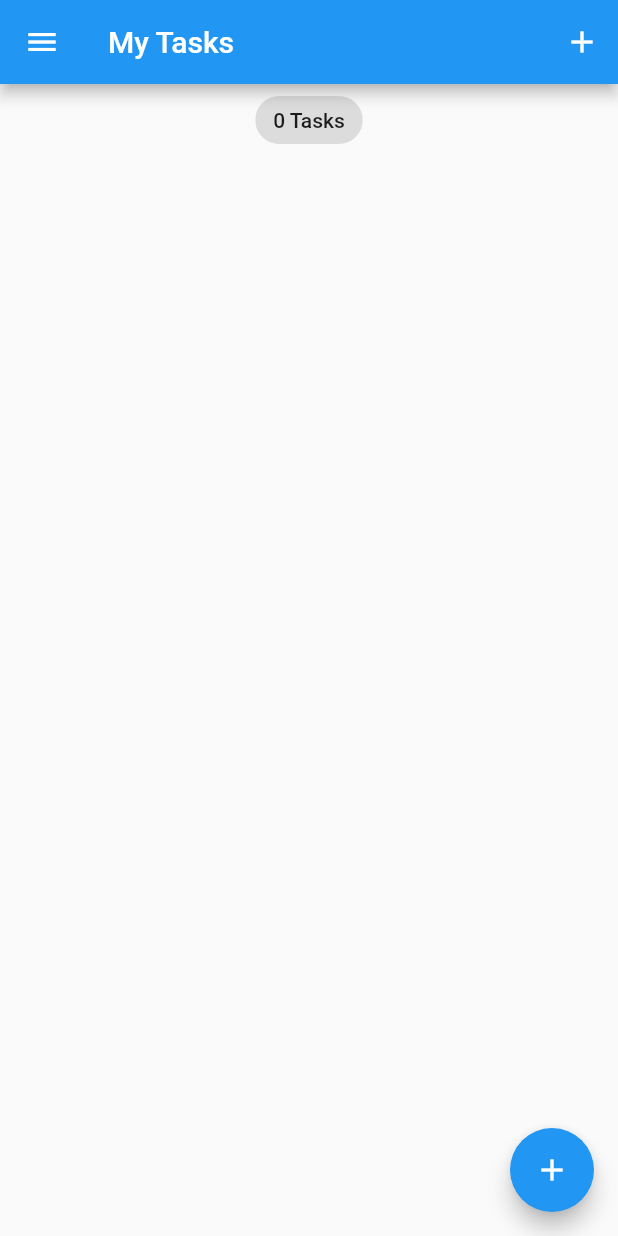
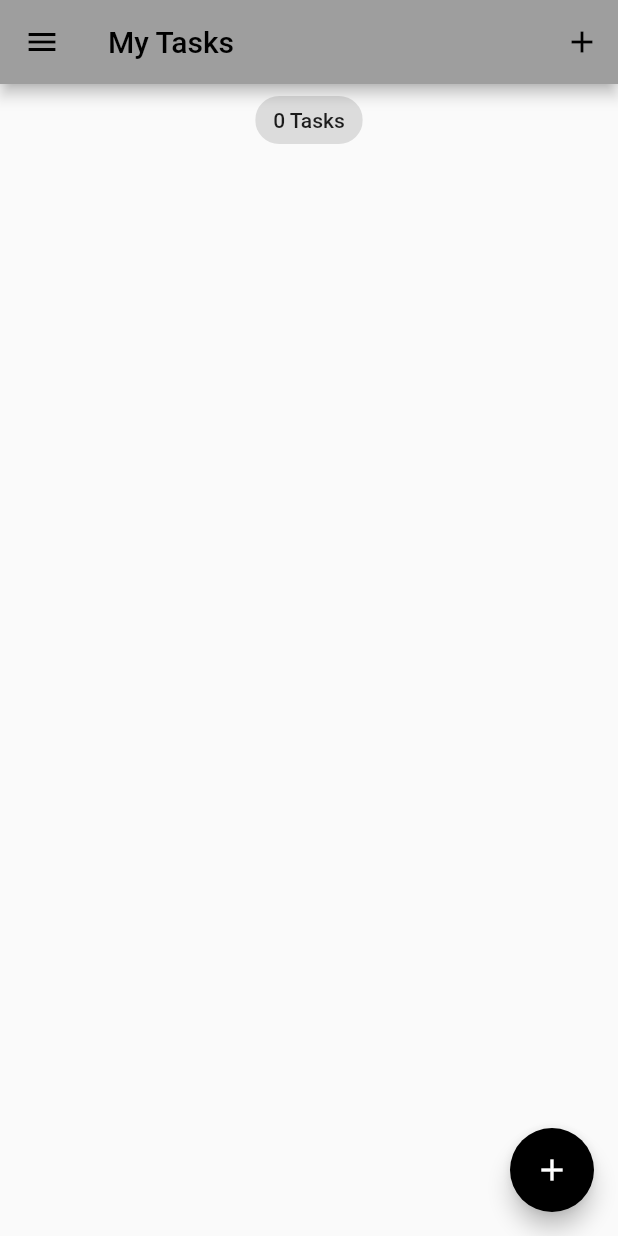
Before and after one commit to niyoceles/flutter_bloc_pattern_tasks_app, a Flutter app: the screen it shows after launch, on a phone screen of 412 x 824 dp. Run offline on Flutter 3.47's test engine with Material 2 defaults, Android fonts, the phone set to English and light mode, and no system bars; our stand-ins replace equatable, flutter_bloc, hydrated_bloc.

Commit message:
Add allow to switch to dark theme and light theme

```diff
--- a/lib/blocs/bloc_exports.dart
+++ b/lib/blocs/bloc_exports.dart
@@ -1,3 +1,4 @@
 export './tasks/tasks_bloc.dart';
 export 'package:flutter_bloc/flutter_bloc.dart';
 export 'package:hydrated_bloc/hydrated_bloc.dart';
+export './switch/switch_bloc.dart';
--- /dev/null
+++ b/lib/blocs/switch/switch_bloc.dart
@@ -0,0 +1,28 @@
+import 'package:equatable/equatable.dart';
+
+import '../bloc_exports.dart';
+
+part 'switch_event.dart';
+part 'switch_state.dart';
+
+class SwitchBloc extends HydratedBloc<SwitchEvent, SwitchState> {
+  SwitchBloc() : super(const SwitchInitial(switchValue: false)) {
+    on<SwitchOnEvent>((event, emit) {
+      emit(const SwitchState(switchValue: true));
+    });
+    on<SwitchOffEvent>((event, emit) {
+      emit(const SwitchState(switchValue: false));
+    });
+  }
+
+// TWO OVERRIDE AFTER CONVERTING FROM BLOC TO HYDRATEDBLOC
+  @override
+  SwitchState? fromJson(Map<String, dynamic> json) {
+    return SwitchState.fromMap(json);
+  }
+
+  @override
+  Map<String, dynamic>? toJson(SwitchState state) {
+    return state.toMap();
+  }
+}
--- /dev/null
+++ b/lib/blocs/switch/switch_event.dart
@@ -0,0 +1,16 @@
+part of 'switch_bloc.dart';
+
+abstract class SwitchEvent extends Equatable {
+  const SwitchEvent();
+
+  @override
+  List<Object> get props => [];
+}
+
+class SwitchOnEvent extends SwitchEvent{
+
+}
+
+class SwitchOffEvent extends SwitchEvent{
+
+}
--- /dev/null
+++ b/lib/blocs/switch/switch_state.dart
@@ -0,0 +1,29 @@
+// ignore_for_file: public_member_api_docs, sort_constructors_first
+part of 'switch_bloc.dart';
+
+class SwitchState extends Equatable {
+  final bool switchValue;
+  const SwitchState({required this.switchValue});
+
+  @override
+  List<Object> get props => [
+        switchValue,
+      ];
+
+  Map<String, dynamic> toMap() {
+    return <String, dynamic>{
+      'switchValue': switchValue,
+    };
+  }
+
+  factory SwitchState.fromMap(Map<String, dynamic> map) {
+    return SwitchState(
+      switchValue: map['switchValue'] as bool,
+    );
+  }
+
+}
+
+class SwitchInitial extends SwitchState {
+  const SwitchInitial({required super.switchValue});
+}
--- a/lib/main.dart
+++ b/lib/main.dart
@@ -2,6 +2,7 @@ import 'package:flutter/foundation.dart';
 import 'package:flutter/material.dart';
 import 'package:flutter_bloc_pattern_tasks_app/screens/tasks_screen.dart';
 import 'package:flutter_bloc_pattern_tasks_app/services/app_router.dart';
+import 'package:flutter_bloc_pattern_tasks_app/services/app_theme.dart';
 import 'package:path_provider/path_provider.dart';
 
 import 'blocs/bloc_exports.dart';
@@ -28,16 +29,21 @@ class MyApp extends StatelessWidget {
   // This widget is the root of your application.
   @override
   Widget build(BuildContext context) {
-    return BlocProvider(
-      create: (_) => TasksBloc(),
-      child: MaterialApp(
-        title: 'Flutter Tasks App',
-        theme: ThemeData(
-          primarySwatch: Colors.blue,
-        ),
-        home: const TasksScreen(),
-        onGenerateRoute: appRouter.onGenerateRoute,
-      ),
+    return MultiBlocProvider(
+      providers: [
+        BlocProvider(create: (_) => TasksBloc()),
+        BlocProvider(create: (_) => SwitchBloc()),
+      ],
+      child: BlocBuilder<SwitchBloc, SwitchState>(builder: (context, state) {
+        return MaterialApp(
+          title: 'Flutter Tasks App',
+          theme: state.switchValue
+              ? AppThemes.appThemeData[AppTheme.darkTheme]
+              : AppThemes.appThemeData[AppTheme.lightTheme],
+          home: const TasksScreen(),
+          onGenerateRoute: appRouter.onGenerateRoute,
+        );
+      }),
     );
   }
 }
--- a/lib/screens/my_drawer.dart
+++ b/lib/screens/my_drawer.dart
@@ -47,6 +47,16 @@ class MyDrawer extends StatelessWidget {
                 );
               },
             ),
+            BlocBuilder<SwitchBloc, SwitchState>(
+              builder: (context, state) {
+              return Switch(
+                  value: state.switchValue,
+                  onChanged: (newValue) {
+                    newValue
+                        ? context.read<SwitchBloc>().add(SwitchOnEvent())
+                        : context.read<SwitchBloc>().add(SwitchOffEvent());
+                  });
+            })
           ],
         ),
       ),
--- /dev/null
+++ b/lib/services/app_theme.dart
@@ -0,0 +1,56 @@
+import 'package:flutter/material.dart';
+
+enum AppTheme {
+  lightTheme,
+  darkTheme,
+}
+
+class AppThemes {
+  static final appThemeData = {
+    AppTheme.darkTheme: ThemeData(
+      primarySwatch: Colors.grey,
+      primaryColor: Colors.black,
+      brightness: Brightness.dark,
+      backgroundColor: const Color(0xFF212121),
+      dividerColor: Colors.black54,
+      floatingActionButtonTheme: const FloatingActionButtonThemeData(
+        backgroundColor: Colors.white,
+      ),
+      textButtonTheme: TextButtonThemeData(
+        style: ButtonStyle(
+          foregroundColor: MaterialStateProperty.all(Colors.white),
+        ),
+      ),
+      textTheme: const TextTheme(
+        subtitle1: TextStyle(color: Colors.white),
+      ),
+      bottomNavigationBarTheme: const BottomNavigationBarThemeData(
+          backgroundColor: Colors.grey, unselectedItemColor: Colors.white),
+    ),
+
+    ///////////////////////////////////////////////
+    AppTheme.lightTheme: ThemeData(
+      primarySwatch: Colors.grey,
+      primaryColor: Colors.white,
+      brightness: Brightness.light,
+      backgroundColor: const Color(0xFFE5E5E5),
+      dividerColor: const Color(0xff757575),
+      floatingActionButtonTheme: const FloatingActionButtonThemeData(
+        backgroundColor: Colors.black,
+        foregroundColor: Colors.white,
+      ),
+      textButtonTheme: TextButtonThemeData(
+        style: ButtonStyle(
+          foregroundColor: MaterialStateProperty.all(Colors.black),
+        ),
+      ),
+      textTheme: const TextTheme(
+        subtitle1: TextStyle(color: Colors.black),
+      ),
+      bottomNavigationBarTheme: const BottomNavigationBarThemeData(
+          backgroundColor: Colors.grey,
+          selectedItemColor: Colors.black,
+          unselectedItemColor: Colors.white),
+    ),
+  };
+}
```
